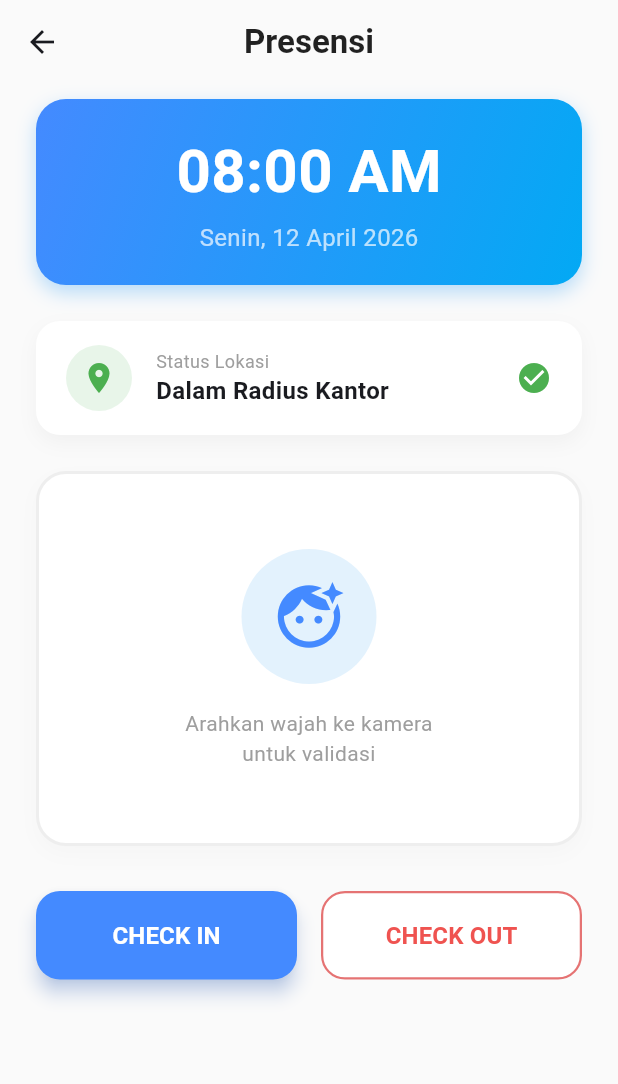
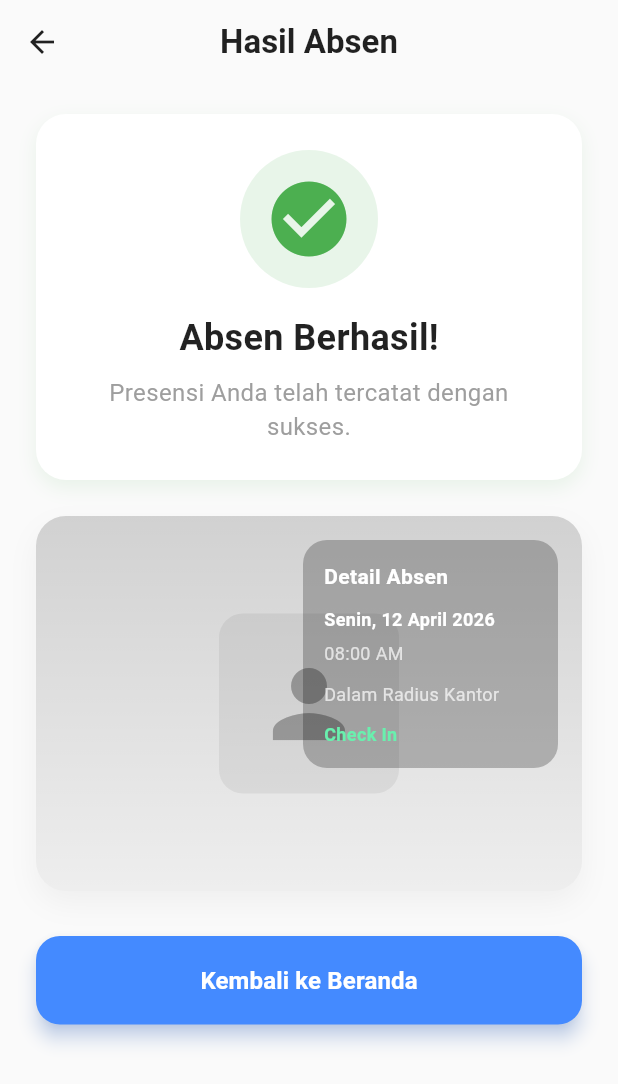
Before and after one commit to fikrirafim/attendify, a Flutter app: the AbsenPage screen opened directly, after a tap on "CHECK IN", on a phone screen of 412 x 824 dp. Shown: the top 1084 px of the screen. Run offline on Flutter 3.47's test engine with Material 3 defaults, Android fonts, the phone set to English and light mode, and no system bars; network calls fail.

Commit message:
Add result page for attendance and update absen page navigation

```diff
--- a/lib/absen_page.dart
+++ b/lib/absen_page.dart
@@ -1,4 +1,5 @@
 import 'package:flutter/material.dart';
+import 'result_page.dart';
 
 class AbsenPage extends StatelessWidget {
   const AbsenPage({super.key});
@@ -106,7 +107,9 @@ class AbsenPage extends StatelessWidget {
               children: [
                 Expanded(
                   child: ElevatedButton(
-                    onPressed: () {},
+                    onPressed: () {
+                      Navigator.push(context, MaterialPageRoute(builder: (context) => const ResultPage()));
+                    },
                     style: ElevatedButton.styleFrom(
                       backgroundColor: Colors.blueAccent,
                       padding: const EdgeInsets.symmetric(vertical: 18),
@@ -120,7 +123,9 @@ class AbsenPage extends StatelessWidget {
                 const SizedBox(width: 16),
                 Expanded(
                   child: ElevatedButton(
-                    onPressed: () {},
+                    onPressed: () {
+                      Navigator.push(context, MaterialPageRoute(builder: (context) => const ResultPage()));
+                    },
                     style: ElevatedButton.styleFrom(
                       backgroundColor: Colors.white,
                       padding: const EdgeInsets.symmetric(vertical: 18),
--- /dev/null
+++ b/lib/result_page.dart
@@ -0,0 +1,144 @@
+import 'package:flutter/material.dart';
+
+class ResultPage extends StatelessWidget {
+  const ResultPage({super.key});
+
+  @override
+  Widget build(BuildContext context) {
+    return Scaffold(
+      backgroundColor: Colors.grey[50],
+      appBar: AppBar(
+        backgroundColor: Colors.transparent,
+        elevation: 0,
+        title: const Text('Hasil Absen', style: TextStyle(color: Colors.black87, fontWeight: FontWeight.bold)),
+        centerTitle: true,
+        leading: IconButton(
+          icon: const Icon(Icons.arrow_back, color: Colors.black87),
+          onPressed: () => Navigator.of(context).pop(),
+        ),
+      ),
+      body: SingleChildScrollView(
+        padding: const EdgeInsets.symmetric(horizontal: 24.0, vertical: 20.0),
+        child: Column(
+          crossAxisAlignment: CrossAxisAlignment.stretch,
+          children: [
+            // Header Hasil (Success Card)
+            Container(
+              padding: const EdgeInsets.all(24),
+              decoration: BoxDecoration(
+                color: Colors.white,
+                borderRadius: BorderRadius.circular(20),
+                boxShadow: [
+                  BoxShadow(color: Colors.green.withOpacity(0.1), blurRadius: 10, offset: const Offset(0, 5)),
+                ],
+              ),
+              child: Column(
+                children: [
+                  Container(
+                    padding: const EdgeInsets.all(16),
+                    decoration: BoxDecoration(color: Colors.green[50], shape: BoxShape.circle),
+                    child: const Icon(Icons.check_circle, size: 60, color: Colors.green),
+                  ),
+                  const SizedBox(height: 16),
+                  const Text('Absen Berhasil!', style: TextStyle(fontSize: 24, fontWeight: FontWeight.bold, color: Colors.black87)),
+                  const SizedBox(height: 8),
+                  const Text('Presensi Anda telah tercatat dengan sukses.', textAlign: TextAlign.center, style: TextStyle(color: Colors.grey, fontSize: 16)),
+                ],
+              ),
+            ),
+            const SizedBox(height: 24),
+
+            // Foto Absen dengan data overlay
+            Center(
+              child: Container(
+                width: double.infinity,
+                constraints: const BoxConstraints(maxWidth: 420),
+                height: 250,
+                decoration: BoxDecoration(
+                  borderRadius: BorderRadius.circular(20),
+                  boxShadow: [
+                    BoxShadow(color: Colors.grey.withOpacity(0.12), blurRadius: 16, offset: const Offset(0, 8)),
+                  ],
+                ),
+                child: Stack(
+                  children: [
+                    ClipRRect(
+                      borderRadius: BorderRadius.circular(20),
+                      child: Container(
+                        color: Colors.grey.shade200,
+                        child: Center(
+                          child: Container(
+                            width: 120,
+                            height: 120,
+                            decoration: BoxDecoration(
+                              color: Colors.grey.shade300,
+                              borderRadius: BorderRadius.circular(16),
+                            ),
+                            child: const Icon(Icons.person, size: 72, color: Colors.grey),
+                          ),
+                        ),
+                      ),
+                    ),
+                    Container(
+                      decoration: BoxDecoration(
+                        borderRadius: BorderRadius.circular(20),
+                        gradient: LinearGradient(
+                          begin: Alignment.topCenter,
+                          end: Alignment.bottomCenter,
+                          colors: [Colors.black.withOpacity(0.12), Colors.transparent],
+                        ),
+                      ),
+                    ),
+                    Positioned(
+                      top: 16,
+                      right: 16,
+                      child: Container(
+                        width: 170,
+                        padding: const EdgeInsets.all(14),
+                        decoration: BoxDecoration(
+                          color: Colors.black.withOpacity(0.24),
+                          borderRadius: BorderRadius.circular(16),
+                        ),
+                        child: Column(
+                          crossAxisAlignment: CrossAxisAlignment.start,
+                          children: const [
+                            Text('Detail Absen', style: TextStyle(fontSize: 14, fontWeight: FontWeight.bold, color: Colors.white)),
+                            SizedBox(height: 10),
+                            Text('Senin, 12 April 2026', style: TextStyle(fontSize: 12, color: Colors.white, fontWeight: FontWeight.w600)),
+                            SizedBox(height: 6),
+                            Text('08:00 AM', style: TextStyle(fontSize: 12, color: Colors.white70)),
+                            SizedBox(height: 10),
+                            Text('Dalam Radius Kantor', style: TextStyle(fontSize: 12, color: Colors.white70)),
+                            SizedBox(height: 10),
+                            Text('Check In', style: TextStyle(fontSize: 12, color: Colors.greenAccent, fontWeight: FontWeight.w700)),
+                          ],
+                        ),
+                      ),
+                    ),
+                  ],
+                ),
+              ),
+            ),
+            const SizedBox(height: 30),
+
+            // Tombol Kembali ke Home
+            ElevatedButton(
+              onPressed: () {
+                // Kembali ke halaman utama (Home)
+                Navigator.of(context).popUntil((route) => route.isFirst);
+              },
+              style: ElevatedButton.styleFrom(
+                backgroundColor: Colors.blueAccent,
+                padding: const EdgeInsets.symmetric(vertical: 18),
+                shape: RoundedRectangleBorder(borderRadius: BorderRadius.circular(16)),
+                elevation: 5,
+                shadowColor: Colors.blueAccent.withOpacity(0.5),
+              ),
+              child: const Text('Kembali ke Beranda', style: TextStyle(color: Colors.white, fontWeight: FontWeight.bold, fontSize: 16)),
+            ),
+          ],
+        ),
+      ),
+    );
+  }
+}
```
